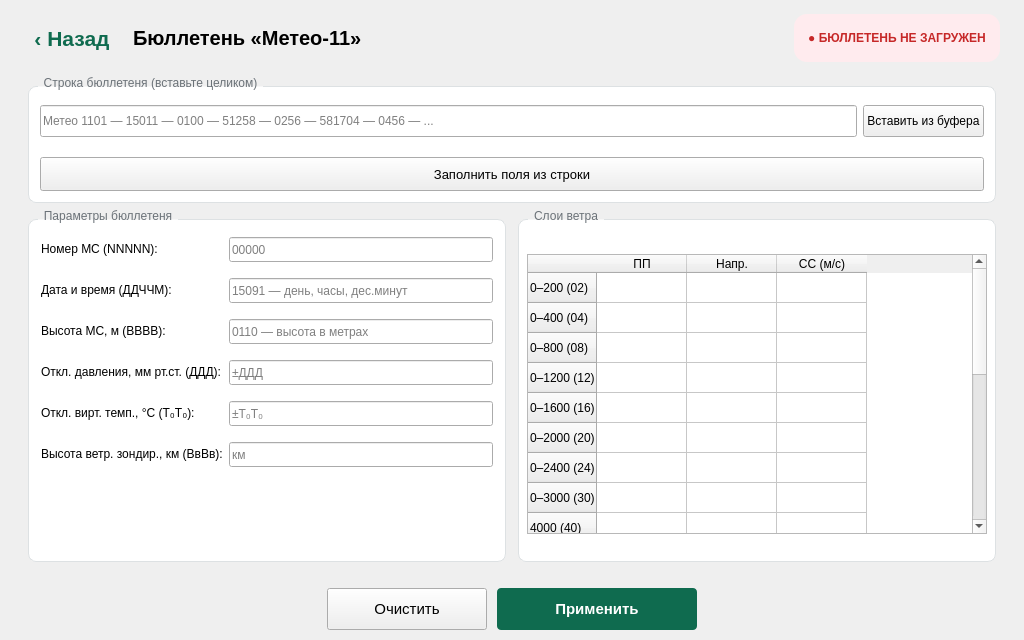
Qt form Meteo11.ui (Pobryakushka/MMK) before a commit.
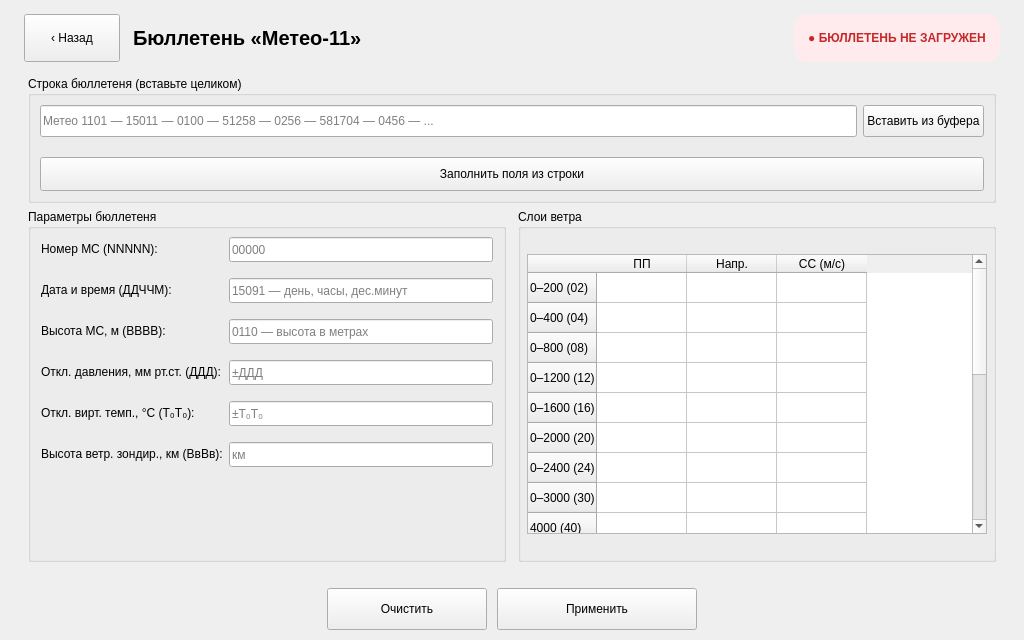
The same form after that commit.

The edit to the form file:
```diff
--- a/Meteo11.ui
+++ b/Meteo11.ui
@@ -19,19 +19,6 @@
   <property name="windowTitle">
    <string>Метео-11 — ввод бюллетеня от метеостанции</string>
   </property>
-  <property name="styleSheet">
-   <string notr="true">background-color: #EFF1F1;
-QLineEdit {
-  background-color: #FFFFFF;
-  border: 1.5px solid #C7CCCF;
-  border-radius: 4px;
-  padding: 0 6px;
-  color: #1C1F22;
-}
-QLineEdit:focus { border-color: #0F6B4F; }
-QLineEdit:disabled { background-color: #F2F3F3; color: #9AA0A3; }
-QLineEdit[invalid="true"] { border-color: #C62828; background-color: #FFF5F5; }</string>
-  </property>
   <layout class="QVBoxLayout" name="met11MainVLayout">
    <property name="spacing">
     <number>0</number>
@@ -70,10 +57,6 @@
          <height>48</height>
         </size>
        </property>
-       <property name="styleSheet">
-        <string notr="true">QPushButton { font-size: 16pt; font-weight: bold; border: none; background: transparent; color: #0F6B4F; }
-QPushButton:pressed { color: #0B5A42; }</string>
-       </property>
        <property name="text">
         <string>‹ Назад</string>
        </property>
@@ -142,9 +125,6 @@
      </property>
      <item>
       <widget class="QGroupBox" name="grpRawString">
-       <property name="styleSheet">
-        <string notr="true">QGroupBox { border: 1px solid #DDE1E3; border-radius: 8px; margin-top: 10px; background-color: #FFFFFF; } QGroupBox::title { subcontrol-origin: margin; left: 10px; padding: 0 4px; color: #6B7278; }</string>
-       </property>
        <property name="title">
         <string>Строка бюллетеня (вставьте целиком)</string>
        </property>
@@ -230,9 +210,6 @@
             <height>34</height>
            </size>
           </property>
-          <property name="styleSheet">
-           <string notr="true">font-size: 10pt;</string>
-          </property>
           <property name="toolTip">
            <string>Разобрать введённую строку и автоматически заполнить поля ниже</string>
           </property>
@@ -263,9 +240,6 @@
            <height>16777215</height>
           </size>
          </property>
-         <property name="styleSheet">
-          <string notr="true">QGroupBox { border: 1px solid #DDE1E3; border-radius: 8px; margin-top: 10px; background-color: #FFFFFF; } QGroupBox::title { subcontrol-origin: margin; left: 10px; padding: 0 4px; color: #6B7278; }</string>
-         </property>
          <property name="title">
           <string>Параметры бюллетеня</string>
          </property>
@@ -599,9 +573,6 @@
        </item>
        <item>
         <widget class="QGroupBox" name="grpLayers">
-         <property name="styleSheet">
-          <string notr="true">QGroupBox { border: 1px solid #DDE1E3; border-radius: 8px; margin-top: 10px; background-color: #FFFFFF; } QGroupBox::title { subcontrol-origin: margin; left: 10px; padding: 0 4px; color: #6B7278; }</string>
-         </property>
          <property name="title">
           <string>Слои ветра</string>
          </property>
@@ -806,9 +777,6 @@
            <height>42</height>
           </size>
          </property>
-         <property name="styleSheet">
-          <string notr="true">font-size: 11pt;</string>
-         </property>
          <property name="text">
           <string>Очистить</string>
          </property>
@@ -822,9 +790,6 @@
            <height>42</height>
           </size>
          </property>
-         <property name="styleSheet">
-          <string notr="true">QPushButton { background-color: #0F6B4F; color: white; font-size: 11pt; font-weight: bold; border-radius: 4px; padding: 4px 12px; } QPushButton:hover { background-color: #128058; } QPushButton:pressed { background-color: #0B5A42; }</string>
-         </property>
          <property name="text">
           <string>Применить</string>
          </property>
```
